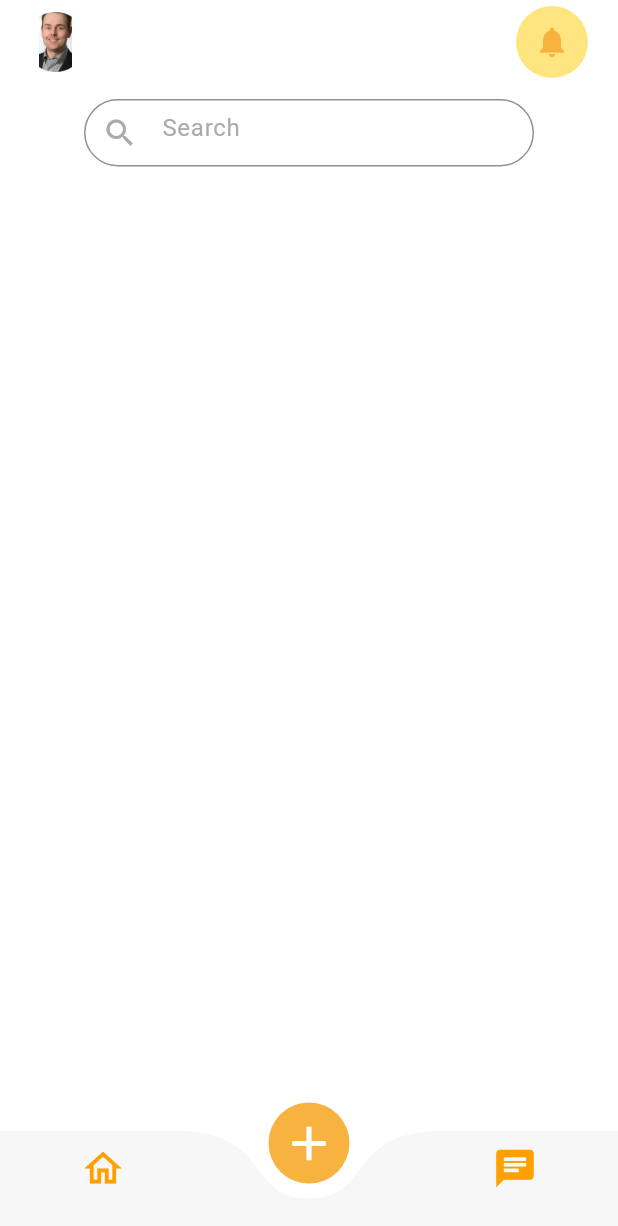
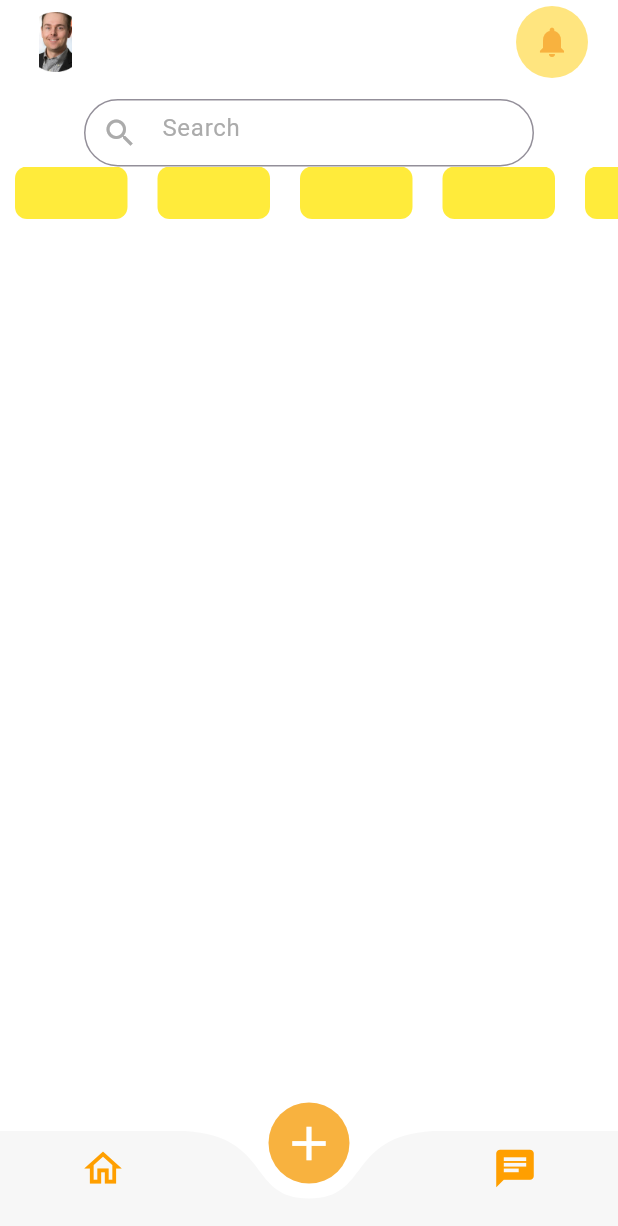
Before and after one commit to ARYANRAJ990/v_cart, a Flutter app: the Feed screen opened directly, on a phone screen of 412 x 824 dp. Shown: the top 1226 px of the screen. Run offline on Flutter 3.47's test engine with Material 3 defaults, Android fonts, the phone set to English and light mode, and no system bars; drawn by our look-alikes of curved_labeled_navigation_bar; our stand-ins replace google_fonts, pinput, timer_count_down; missing offline and left inert: show_hide_password.

Commit message:
Update feed.dart

```diff
--- a/lib/feed.dart
+++ b/lib/feed.dart
@@ -88,7 +88,20 @@ class _FeedState extends State<Feed> {
               ),
             ),
           ),
-
+          Container(
+            height: 35,
+            child: ListView.builder(
+              scrollDirection: Axis.horizontal,
+              itemCount: 10,
+              itemBuilder: (context, count){
+                return Container(
+                  margin: EdgeInsets.symmetric(horizontal: 10),
+                  width: 75,
+                  decoration: BoxDecoration(borderRadius: BorderRadius.circular(8), color: Colors.yellow),
+                );
+              },
+            ),
+          ),
         ],
             ),
       ),
```
